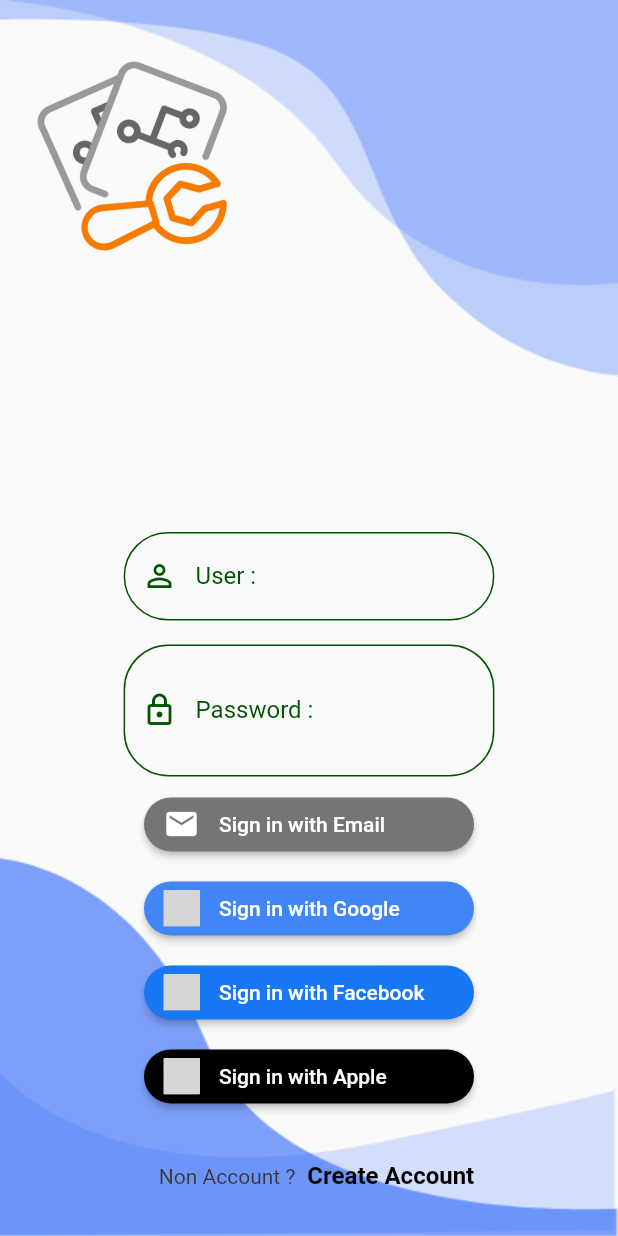
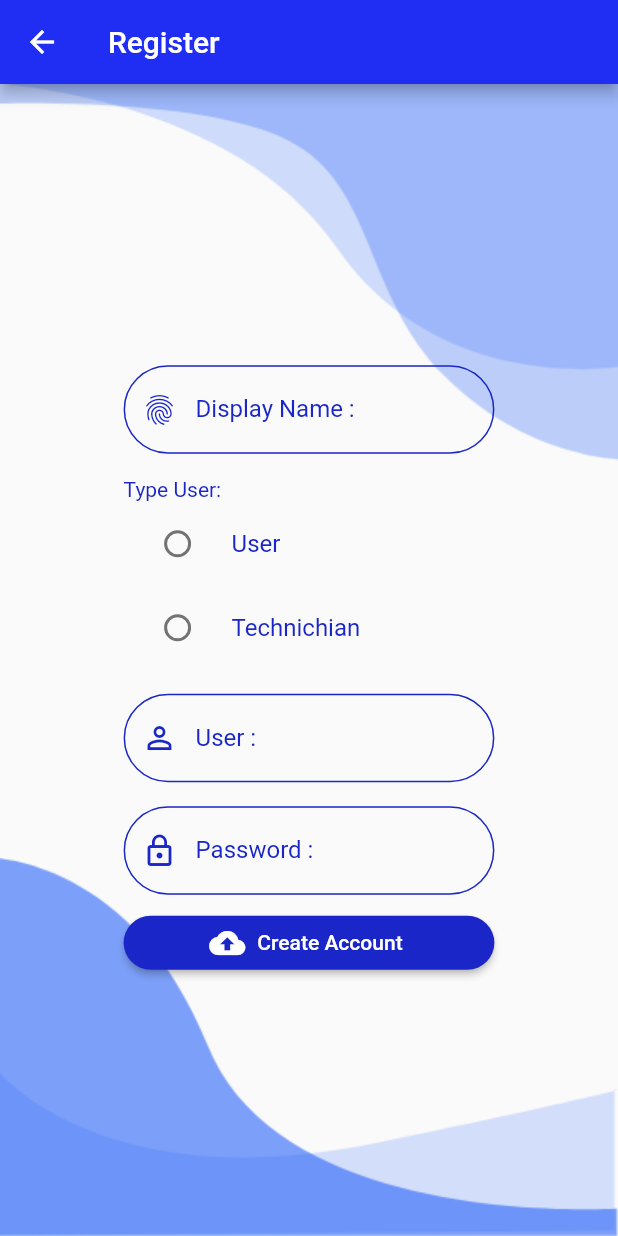
Before and after one commit to SYEDHAROONA/findtechnic, a Flutter app: the screen it shows after launch, after a tap on "Create Account", on a phone screen of 412 x 824 dp. Run offline on Flutter 3.47's test engine with Material 2 defaults, Android fonts, the light colour scheme and no system bars; our stand-ins replace flutter_signin_button; grey boxes are pictures that could not be loaded.

Commit message:
create register form

```diff
--- a/lib/router.dart
+++ b/lib/router.dart
@@ -1,6 +1,8 @@
 import 'package:findtechnic/states/authen.dart';
+import 'package:findtechnic/states/create_account.dart';
 import 'package:flutter/material.dart';
 
 final Map<String, WidgetBuilder> map = {
   '/authen': (BuildContext context)=>const Authen(),
+  '/createAccount': (BuildContext context) => CreateAccount(),//ถ้าคีย์ว่า createAccount ให้ไปเอาค่าที่ class CreateAccount
 };
--- a/lib/states/authen.dart
+++ b/lib/states/authen.dart
@@ -21,24 +21,7 @@ class _AuthenState extends State<Authen> {
         .width; //กำหนดให้ screenWidth มีขนาดเท่าความกว้างของจอ
     screenHeight = MediaQuery.of(context).size.height;
     return Scaffold(
-      floatingActionButton: Row(
-        mainAxisAlignment: MainAxisAlignment.center,
-        children: [
-          SizedBox(
-            width: 50,
-          ),
-          Text(
-            'Non Account ?',
-            style: MyStyle().whiteStyle(),
-          ),
-          TextButton(
-              onPressed: () {},
-              child: Text(
-                'Create Account',
-                style: MyStyle().blackStyle(),
-              ))
-        ],
-      ),
+      floatingActionButton: buildCreateAccount(),
       body: SafeArea(
         //widget SafeArea ใช้ในการทำให้โลโก้อยู่ในกรอบหน้าจอ
         child: Stack(
@@ -68,6 +51,27 @@ class _AuthenState extends State<Authen> {
           ],
         ),
       ),
+    );
+  }
+
+  Row buildCreateAccount() {
+    return Row(
+      mainAxisAlignment: MainAxisAlignment.center,
+      children: [
+        SizedBox(
+          width: 50,
+        ),
+        Text(
+          'Non Account ?',
+          style: MyStyle().whiteStyle(),
+        ),
+        TextButton(
+            onPressed: ()=>Navigator.pushNamed(context, '/createAccount'),
+            child: Text(
+              'Create Account',
+              style: MyStyle().blackStyle(),
+            ))
+      ],
     );
   }
 
--- /dev/null
+++ b/lib/states/create_account.dart
@@ -0,0 +1,177 @@
+import 'package:findtechnic/utility/my_style.dart';
+import 'package:flutter/material.dart';
+
+class CreateAccount extends StatefulWidget {
+  const CreateAccount({super.key});
+
+  @override
+  State<CreateAccount> createState() => _CreateAccountState();
+}
+
+class _CreateAccountState extends State<CreateAccount> {
+  double? screenWidth, screenHeight;
+  String? typeUser;
+
+  Container buildDisplayName() {
+    return Container(
+      margin: EdgeInsets.only(top: 16),
+      width: screenWidth! * 0.6,
+      child: TextField(
+        //สร้างช่องในการใส่ข้อความ
+        decoration: InputDecoration(
+          prefixIcon: Icon(
+            Icons
+                .fingerprint, //perm คือช่อไอคอนที่อยู่ใน material.io (ของgoogle)
+            color: MyStyle().darkColor,
+          ),
+          labelStyle: MyStyle().darkStyle(),
+          labelText: 'Display Name : ',
+          enabledBorder: OutlineInputBorder(
+              borderRadius: BorderRadius.circular(30), //ขอบของช่องเป็นโค้งมน
+              borderSide: BorderSide(color: MyStyle().darkColor)),
+          focusedBorder: OutlineInputBorder(
+              borderSide: BorderSide(color: MyStyle().lightColor)),
+        ),
+      ),
+    );
+  }
+
+  Container buildUser() {
+    return Container(
+      margin: EdgeInsets.only(top: 16),
+      width: screenWidth! * 0.6,
+      child: TextField(
+        //สร้างช่องในการใส่ข้อความ
+        decoration: InputDecoration(
+          prefixIcon: Icon(
+            Icons
+                .perm_identity, //perm คือช่อไอคอนที่อยู่ใน material.io (ของgoogle)
+            color: MyStyle().darkColor,
+          ),
+          labelStyle: MyStyle().darkStyle(),
+          labelText: 'User :',
+          enabledBorder: OutlineInputBorder(
+              borderRadius: BorderRadius.circular(30), //ขอบของช่องเป็นโค้งมน
+              borderSide: BorderSide(color: MyStyle().darkColor)),
+          focusedBorder: OutlineInputBorder(
+              borderSide: BorderSide(color: MyStyle().lightColor)),
+        ),
+      ),
+    );
+  }
+
+  Container buildPassword() {
+    return Container(
+      margin: EdgeInsets.only(top: 16),
+      width: screenWidth! * 0.6,
+      child: TextField(
+        //สร้างช่องในการใส่ข้อความ
+        decoration: InputDecoration(
+          prefixIcon: Icon(
+            Icons
+                .lock_outline, //perm คือช่อไอคอนที่อยู่ใน material.io (ของgoogle)
+            color: MyStyle().darkColor,
+          ),
+          labelStyle: MyStyle().darkStyle(),
+          labelText: 'Password : ',
+          enabledBorder: OutlineInputBorder(
+              borderRadius: BorderRadius.circular(30), //ขอบของช่องเป็นโค้งมน
+              borderSide: BorderSide(color: MyStyle().darkColor)),
+          focusedBorder: OutlineInputBorder(
+              borderSide: BorderSide(color: MyStyle().lightColor)),
+        ),
+      ),
+    );
+  }
+
+  @override
+  Widget build(BuildContext context) {
+    screenWidth = MediaQuery.of(context).size.width;
+    screenHeight = MediaQuery.of(context).size.height;
+    return Scaffold(
+      //return Scaffold เพราะเราต้องการใช้ธีมของมัน
+      appBar: AppBar(
+        title: Text('Register'),
+        backgroundColor: MyStyle().primaryColor,
+      ),
+      body: Stack(
+        children: [
+          MyStyle().buildBackground(screenWidth!, screenHeight!),
+          buildContent(),
+        ],
+      ),
+    );
+  }
+
+  Center buildContent() {
+    return Center(
+      child: SingleChildScrollView(
+        child: Column(
+          children: [
+            buildDisplayName(),
+            buildTitle(),
+            buildTypeUser(),
+            buildTypeTechnichian(),
+            buildUser(),
+            buildPassword(),
+            Container(
+                margin: EdgeInsets.only(top: 8),
+                width: screenWidth! * 0.6,
+                child: ElevatedButton.icon(
+                    style: ElevatedButton.styleFrom(
+                      primary: MyStyle().darkColor,
+                      shape: RoundedRectangleBorder(
+                          borderRadius: BorderRadius.circular(30)),
+                    ),
+                    onPressed: () {},
+                    icon: Icon(Icons.cloud_upload),
+                    label: Text('Create Account'))),
+          ],
+        ),
+      ),
+    );
+  }
+
+  Container buildTypeUser() {
+    return Container(
+      width: screenWidth! * 0.6,
+      child: RadioListTile(
+        //ช่องกลมเพื่อติ๊ก
+        value: 'user',
+        groupValue: typeUser,
+        onChanged: (value) {},
+        title: Text(
+          'User',
+          style: MyStyle().darkStyle(),
+        ),
+      ),
+    );
+  }
+
+  Container buildTypeTechnichian() {
+    return Container(
+      width: screenWidth! * 0.6,
+      child: RadioListTile(
+        //ช่องกลมเพื่อติ๊ก
+        value: 'Technichian',
+        groupValue: typeUser,
+        onChanged: (value) {},
+        title: Text(
+          'Technichian',
+          style: MyStyle().darkStyle(),
+        ),
+      ),
+    );
+  }
+
+  Container buildTitle() {
+    return Container(
+      margin: EdgeInsets.only(top: 16),
+      width: screenWidth! * 0.6,
+      child: Text(
+        'Type User:',
+        style: MyStyle().darkStyle(),
+      ),
+    );
+  }
+}
--- a/lib/utility/my_style.dart
+++ b/lib/utility/my_style.dart
@@ -1,9 +1,9 @@
 import 'package:flutter/material.dart';
 
 class MyStyle {
-  Color darkColor = Color(0xff005400);
-  Color primaryColor = Color(0xff39821a);
-  Color lightColor = Color(0xff6bb249);
+  Color darkColor = Color.fromARGB(255, 26, 38, 199);
+  Color primaryColor = Color.fromARGB(255, 32, 46, 243);
+  Color lightColor = Color.fromARGB(255, 35, 185, 245);
 
   TextStyle darkStyle() => TextStyle(color: darkColor);
   TextStyle whiteStyle() => TextStyle(color: Color.fromARGB(255, 59, 58, 58));
```
